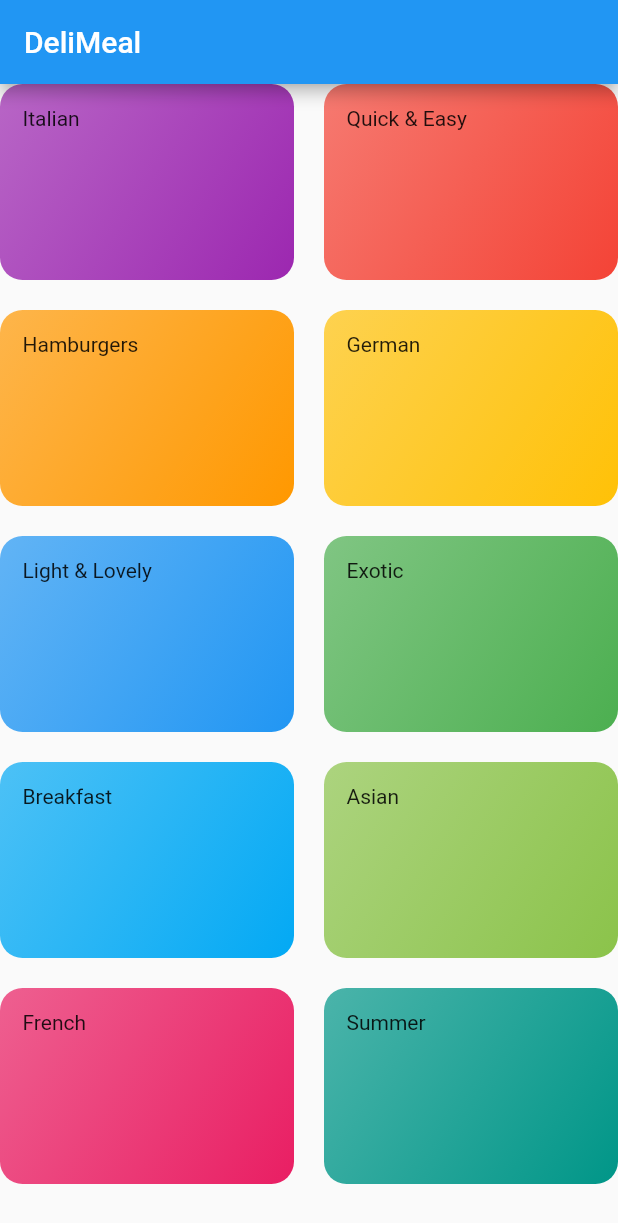
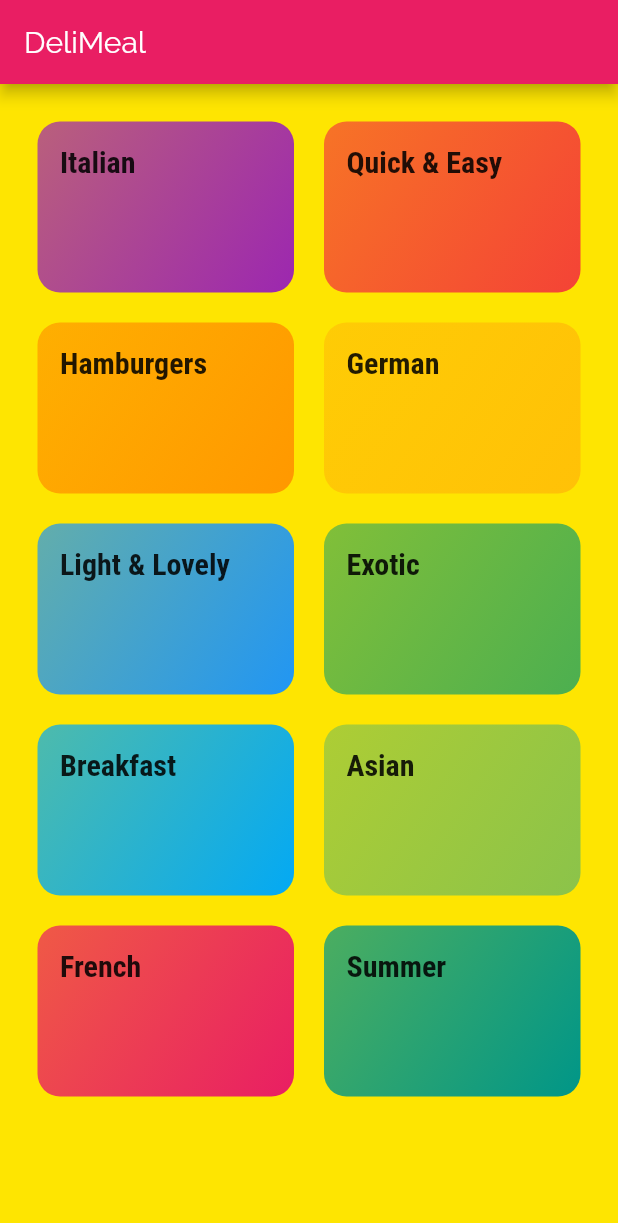
Before and after one commit to amitmahajan09/meals_app, a Flutter app: the screen it shows after launch, on a phone screen of 412 x 824 dp. Shown: the top 1223 px of the screen. Run offline on Flutter 3.47's test engine with Material 2 defaults, Android fonts, the phone set to English and light mode, and no system bars.

Commit message:
Styling-and-theming completed

```diff
--- a/lib/categories_screen.dart
+++ b/lib/categories_screen.dart
@@ -11,6 +11,7 @@ class CategoriesScreen extends StatelessWidget {
         title: Text('DeliMeal'),
       ),
       body: GridView(
+        padding: const EdgeInsets.all(25),
         children: DUMMY_CATEGORIES
             .map(
               (catData) => CategoryItem(
--- a/lib/main.dart
+++ b/lib/main.dart
@@ -11,7 +11,22 @@ class MyApp extends StatelessWidget {
     return MaterialApp(
       title: 'DeliMeals',
       theme: ThemeData(
-        primarySwatch: Colors.blue,
+        primarySwatch: Colors.pink,
+        accentColor: Colors.amber,
+        canvasColor: Color.fromARGB(255, 254, 229, 1),
+        fontFamily: 'Raleway',
+        textTheme: ThemeData.light().textTheme.copyWith(
+            body1: TextStyle(
+              color: Color.fromRGBO(20, 51, 51, 1),
+            ),
+            body2: TextStyle(
+              color: Color.fromRGBO(20, 51, 51, 1),
+            ),
+            title: TextStyle(
+              fontSize: 20,
+              fontFamily: 'RobotoCondensed',
+              fontWeight: FontWeight.bold,
+            )),
       ),
       home: CategoriesScreen(),
     );
--- a/lib/models/category_item.dart
+++ b/lib/models/category_item.dart
@@ -10,7 +10,10 @@ class CategoryItem extends StatelessWidget {
   Widget build(BuildContext context) {
     return Container(
       padding: const EdgeInsets.all(15),
-      child: Text(title),
+      child: Text(
+        title,
+        style: Theme.of(context).textTheme.title,
+      ),
       decoration: BoxDecoration(
         gradient: LinearGradient(
           colors: [
```
Also changed, not shown: pubspec.yaml (+18 -6 lines), assets/fonts/Raleway-Black.ttf (added), assets/fonts/Raleway-Bold.ttf (added), assets/fonts/Raleway-Regular.ttf (added), assets/fonts/RobotoCondensed-Bold.ttf (added), assets/fonts/RobotoCondensed-Italic.ttf (added), assets/fonts/RobotoCondensed-Light.ttf (added), assets/fonts/RobotoCondensed-Regular.ttf (added).
